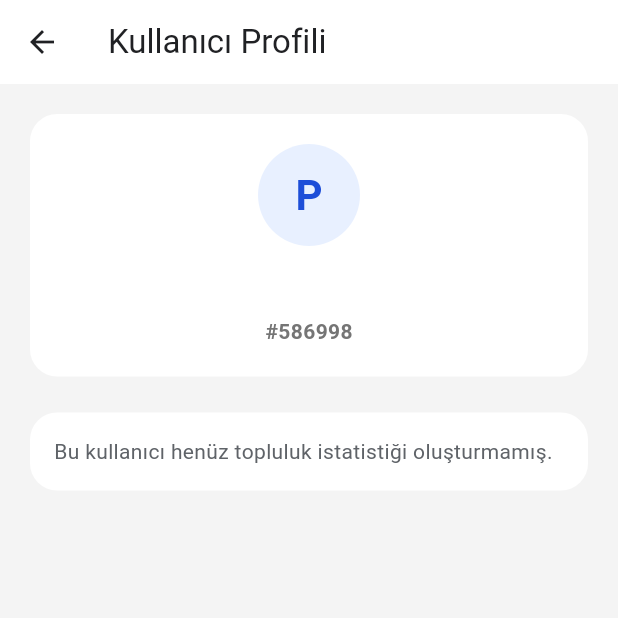
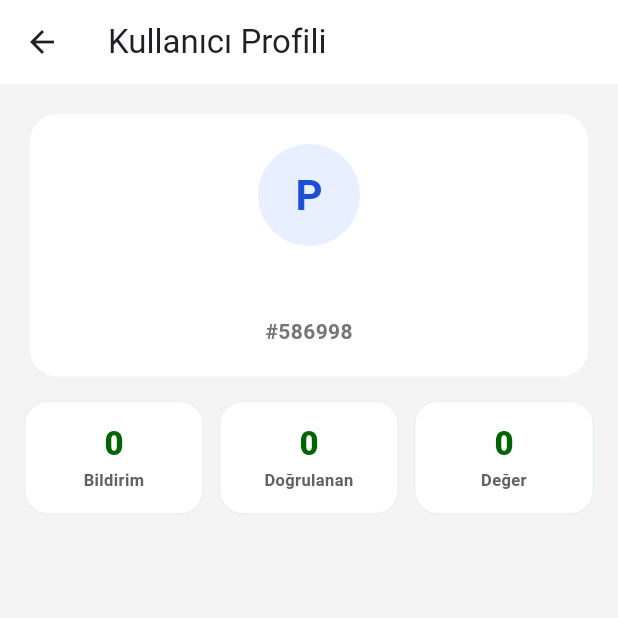
Before and after one commit to ibrahimtoraman/parkgozcu, a Flutter app: the UserPublicProfilePage screen opened directly with empty values, on a phone screen of 412 x 824 dp, the top half of it. Run offline on Flutter 3.47's test engine with Material 3 defaults, Android fonts, the phone set to English and light mode, and no system bars; our stand-ins replace app_links, cached_network_image, cloud_firestore, firebase_auth, firebase_core, firebase_messaging and 9 more; accounts and stored records are empty; network calls fail.

Commit message:
Add report detail layout, share, content reports, and profile view

```diff
--- a/lib/features/profile/presentation/user_public_profile_page.dart
+++ b/lib/features/profile/presentation/user_public_profile_page.dart
@@ -1,11 +1,12 @@
 import 'package:flutter/material.dart';
 import 'package:provider/provider.dart';
 
+import '../../../core/constants/app_colors.dart';
 import '../../../core/utils/user_formatter.dart';
 import '../../auth/domain/entities/app_user.dart';
+import '../../auth/presentation/auth_controller.dart';
 import '../../reports/presentation/report_controller.dart';
-import '../domain/user_trust_profile.dart';
-import 'widgets/user_trust_summary.dart';
+import '../data/profile_repository.dart';
 
 class UserPublicProfilePage extends StatelessWidget {
   const UserPublicProfilePage({
@@ -17,12 +18,14 @@ class UserPublicProfilePage extends StatelessWidget {
 
   @override
   Widget build(BuildContext context) {
-    final controller = context.read<ReportController>();
+    final auth = context.watch<AuthController>();
+    final reports = context.read<ReportController>();
+    final profileRepo = context.read<ProfileRepository>();
+    final currentUserId = auth.user?.id;
+    final isOwnProfile = currentUserId == user.id;
 
     return Scaffold(
-      appBar: AppBar(
-        title: const Text('Kullanıcı Profili'),
-      ),
+      appBar: AppBar(title: const Text('Kullanıcı Profili')),
       body: ListView(
         padding: const EdgeInsets.all(16),
         children: [
@@ -66,13 +69,122 @@ class UserPublicProfilePage extends StatelessWidget {
               ),
             ),
           ),
-          const SizedBox(height: 16),
-          StreamBuilder<UserTrustProfile>(
-            stream: controller.watchUserTrustProfile(user.id),
-            builder: (context, snapshot) {
-              final profile = snapshot.data ?? UserTrustProfile.empty;
-              return UserTrustSummary(profile: profile);
-            },
+          const SizedBox(height: 12),
+          Row(
+            children: [
+              Expanded(
+                child: StreamBuilder<int>(
+                  stream: reports.watchUserReportCount(user.id),
+                  builder: (context, snapshot) {
+                    return _StatCard(
+                      label: 'Bildirim',
+                      value: '${snapshot.data ?? 0}',
+                    );
+                  },
+                ),
+              ),
+              const SizedBox(width: 10),
+              Expanded(
+                child: StreamBuilder<int>(
+                  stream: reports.watchVerifiedUserReportCount(user.id),
+                  builder: (context, snapshot) {
+                    return _StatCard(
+                      label: 'Doğrulanan',
+                      value: '${snapshot.data ?? 0}',
+                    );
+                  },
+                ),
+              ),
+              const SizedBox(width: 10),
+              Expanded(
+                child: StreamBuilder<int>(
+                  stream: profileRepo.watchAppreciationCount(user.id),
+                  builder: (context, snapshot) {
+                    return _StatCard(
+                      label: 'Değer',
+                      value: '${snapshot.data ?? 0}',
+                    );
+                  },
+                ),
+              ),
+            ],
+          ),
+          if (!isOwnProfile && currentUserId != null) ...[
+            const SizedBox(height: 16),
+            StreamBuilder<bool>(
+              stream: profileRepo.watchHasGivenAppreciation(
+                targetUserId: user.id,
+                giverUserId: currentUserId,
+              ),
+              builder: (context, snapshot) {
+                final alreadyGiven = snapshot.data ?? false;
+                return FilledButton.icon(
+                  onPressed: alreadyGiven
+                      ? null
+                      : () => _giveAppreciation(context),
+                  icon: Icon(alreadyGiven ? Icons.favorite : Icons.favorite_border),
+                  label: Text(
+                    alreadyGiven ? 'Değer verdin' : 'Kişiye değer ver',
+                  ),
+                );
+              },
+            ),
+          ],
+        ],
+      ),
+    );
+  }
+
+  Future<void> _giveAppreciation(BuildContext context) async {
+    final profileRepo = context.read<ProfileRepository>();
+    try {
+      await profileRepo.giveAppreciation(user.id);
+      if (!context.mounted) return;
+      ScaffoldMessenger.of(context).showSnackBar(
+        const SnackBar(content: Text('Değerin iletildi.')),
+      );
+    } catch (error) {
+      if (!context.mounted) return;
+      ScaffoldMessenger.of(context).showSnackBar(
+        SnackBar(content: Text('İşlem yapılamadı: $error')),
+      );
+    }
+  }
+}
+
+class _StatCard extends StatelessWidget {
+  const _StatCard({required this.label, required this.value});
+
+  final String label;
+  final String value;
+
+  @override
+  Widget build(BuildContext context) {
+    return Container(
+      padding: const EdgeInsets.symmetric(horizontal: 10, vertical: 14),
+      decoration: BoxDecoration(
+        color: Theme.of(context).cardTheme.color,
+        borderRadius: BorderRadius.circular(16),
+        border: Border.all(color: AppColors.red.withValues(alpha: 0.08)),
+      ),
+      child: Column(
+        children: [
+          Text(
+            value,
+            style: Theme.of(context).textTheme.titleLarge?.copyWith(
+                  color: AppColors.red,
+                  fontWeight: FontWeight.w900,
+                ),
+          ),
+          const SizedBox(height: 2),
+          Text(
+            label,
+            textAlign: TextAlign.center,
+            style: const TextStyle(
+              fontSize: 11,
+              fontWeight: FontWeight.w700,
+              color: AppColors.mediumGrey,
+            ),
           ),
         ],
       ),
--- a/pubspec.yaml
+++ b/pubspec.yaml
@@ -1,7 +1,7 @@
 name: parkgozcu
 description: Park cezasi ve arac cekilme noktalarini toplulukla paylasan mobil uygulama.
 publish_to: "none"
-version: 0.1.1+27
+version: 0.1.1+28
 
 environment:
   sdk: ">=3.4.0 <4.0.0"
@@ -50,7 +50,7 @@ flutter:
     - assets/images/parkgozcu_login_logo_exact.png
     - assets/images/parkgozcu_login_current.png
     - assets/images/parkgozcu_login_hero.svg
-    - assets/images/park_spot_marker.svg
+    - assets/images/park_spot_marker.png
 
 flutter_launcher_icons:
   android: true
```
Also changed, not shown: lib/app.dart (+7 -0 lines), lib/features/parking/presentation/park_area_page.dart (+11 -13 lines), lib/features/parking/presentation/widgets/parking_spot_marker_icon.dart (+39 -36 lines), lib/features/profile/data/profile_repository.dart (added, +61 -0 lines), assets/images/park_spot_marker.png, 1 other file.
